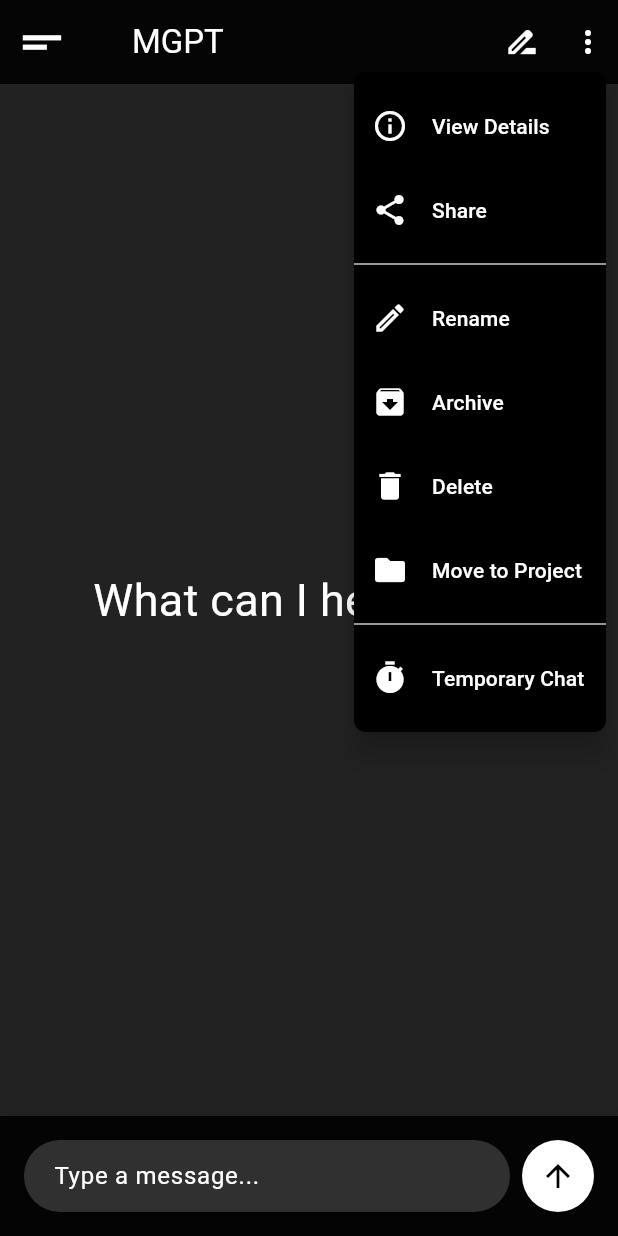
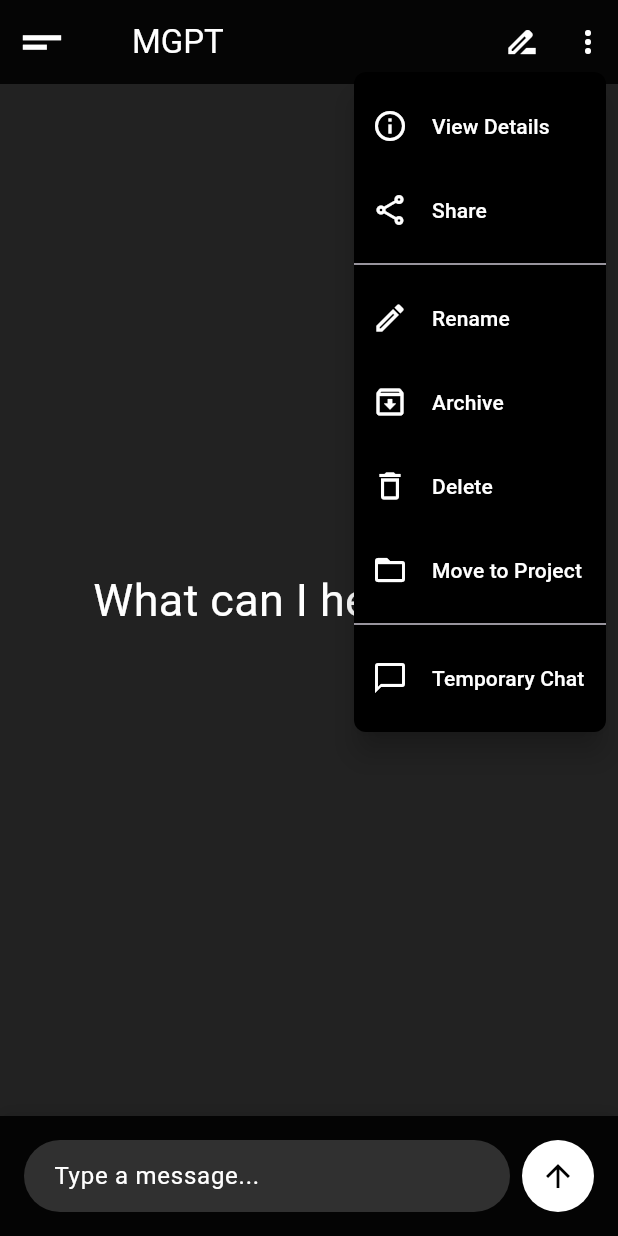
Before and after one commit to Maharshi-24/MGPT, a Flutter app: the screen it shows after launch, after a tap on the "more vert" icon, on a phone screen of 412 x 824 dp. Run offline on Flutter 3.47's test engine with Material 3 defaults, Android fonts, the phone set to English and light mode, and no system bars.

Commit message:
Perfected the icons.

```diff
--- a/lib/screens/chat_screen.dart
+++ b/lib/screens/chat_screen.dart
@@ -240,7 +240,7 @@ class _ChatScreenState extends State<ChatScreen> with WidgetsBindingObserver {
         const PopupMenuItem<String>(
           value: 'share',
           child: ListTile(
-            leading: Icon(Icons.share, color: Colors.white),
+            leading: Icon(Icons.share_outlined, color: Colors.white),
             title: Text('Share', style: TextStyle(color: Colors.white)),
           ),
         ),
@@ -257,21 +257,21 @@ class _ChatScreenState extends State<ChatScreen> with WidgetsBindingObserver {
         const PopupMenuItem<String>(
           value: 'archive',
           child: ListTile(
-            leading: Icon(Icons.archive, color: Colors.white),
+            leading: Icon(Icons.archive_outlined, color: Colors.white),
             title: Text('Archive', style: TextStyle(color: Colors.white)),
           ),
         ),
         const PopupMenuItem<String>(
           value: 'delete',
           child: ListTile(
-            leading: Icon(Icons.delete, color: Colors.white),
+            leading: Icon(Icons.delete_outline, color: Colors.white),
             title: Text('Delete', style: TextStyle(color: Colors.white)),
           ),
         ),
         const PopupMenuItem<String>(
           value: 'move_to_project',
           child: ListTile(
-            leading: Icon(Icons.folder, color: Colors.white),
+            leading: Icon(Icons.folder_open_outlined, color: Colors.white),
             title: Text('Move to Project', style: TextStyle(color: Colors.white)),
           ),
         ),
@@ -281,7 +281,7 @@ class _ChatScreenState extends State<ChatScreen> with WidgetsBindingObserver {
         const PopupMenuItem<String>(
           value: 'temporary_chat',
           child: ListTile(
-            leading: Icon(Icons.timer, color: Colors.white),
+            leading: Icon(Icons.chat_bubble_outline, color: Colors.white),
             title: Text('Temporary Chat', style: TextStyle(color: Colors.white)),
           ),
         ),
```
